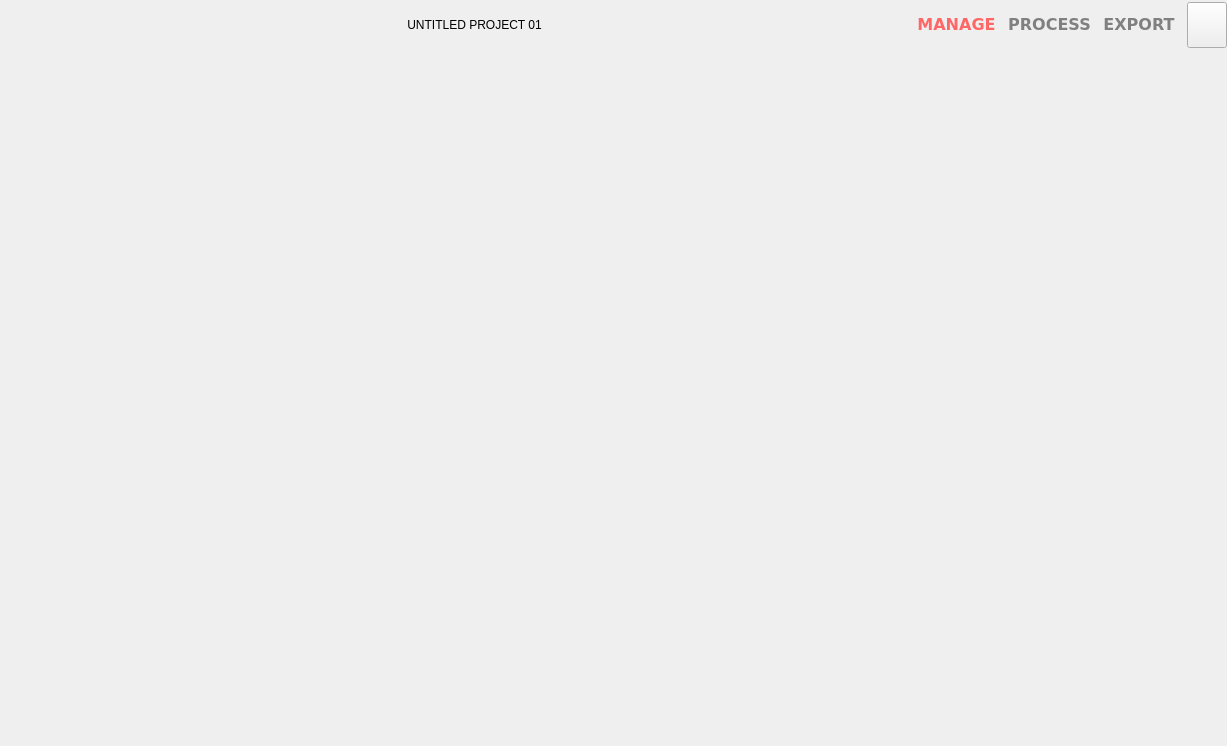
The window that Source/OpenCine/MainWindow.ui (apertus-open-source-cinema/opencine) describes before a commit, drawn with Qt 5.
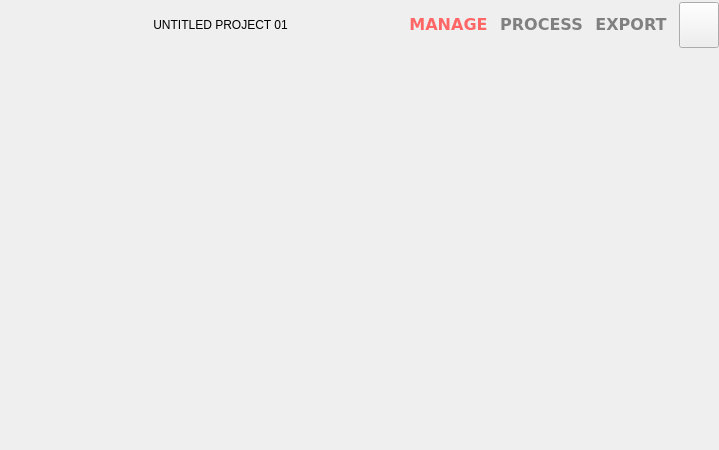
The same window after the commit. Icons and pictures are not drawn.

What changed in the file:
```diff
--- a/Source/OpenCine/MainWindow.ui
+++ b/Source/OpenCine/MainWindow.ui
@@ -6,14 +6,20 @@
    <rect>
     <x>0</x>
     <y>0</y>
-    <width>1227</width>
-    <height>746</height>
+    <width>719</width>
+    <height>450</height>
    </rect>
   </property>
   <property name="windowTitle">
    <string>_OpenCine</string>
   </property>
   <widget class="QWidget" name="centralWidget">
+   <property name="sizePolicy">
+    <sizepolicy hsizetype="Preferred" vsizetype="Preferred">
+     <horstretch>0</horstretch>
+     <verstretch>0</verstretch>
+    </sizepolicy>
+   </property>
    <layout class="QVBoxLayout" name="verticalLayout">
     <property name="spacing">
      <number>0</number>
@@ -32,6 +38,12 @@
     </property>
     <item>
      <widget class="QFrame" name="horizontalFrame_2">
+      <property name="sizePolicy">
+       <sizepolicy hsizetype="Preferred" vsizetype="Minimum">
+        <horstretch>0</horstretch>
+        <verstretch>0</verstretch>
+       </sizepolicy>
+      </property>
       <property name="maximumSize">
        <size>
         <width>16777215</width>
@@ -62,6 +74,12 @@
        </property>
        <item>
         <widget class="QPushButton" name="aboutButton">
+         <property name="sizePolicy">
+          <sizepolicy hsizetype="Minimum" vsizetype="MinimumExpanding">
+           <horstretch>0</horstretch>
+           <verstretch>0</verstretch>
+          </sizepolicy>
+         </property>
          <property name="styleSheet">
           <string notr="true">QPushButton
 {
@@ -95,13 +113,19 @@
          <property name="sizeHint" stdset="0">
           <size>
            <width>40</width>
-           <height>20</height>
+           <height>0</height>
           </size>
          </property>
         </spacer>
        </item>
        <item>
         <widget class="QLabel" name="label">
+         <property name="sizePolicy">
+          <sizepolicy hsizetype="Preferred" vsizetype="MinimumExpanding">
+           <horstretch>0</horstretch>
+           <verstretch>0</verstretch>
+          </sizepolicy>
+         </property>
          <property name="lineWidth">
           <number>0</number>
          </property>
@@ -127,7 +151,7 @@
          <property name="sizeHint" stdset="0">
           <size>
            <width>40</width>
-           <height>20</height>
+           <height>0</height>
           </size>
          </property>
         </spacer>
@@ -246,7 +270,7 @@
        <item>
         <widget class="QPushButton" name="pushButton">
          <property name="sizePolicy">
-          <sizepolicy hsizetype="Minimum" vsizetype="Expanding">
+          <sizepolicy hsizetype="Minimum" vsizetype="Minimum">
            <horstretch>0</horstretch>
            <verstretch>0</verstretch>
           </sizepolicy>
@@ -272,6 +296,21 @@
     <item>
      <widget class="QWidget" name="widget" native="true">
       <layout class="QGridLayout" name="gridLayout_3">
+       <property name="leftMargin">
+        <number>0</number>
+       </property>
+       <property name="topMargin">
+        <number>0</number>
+       </property>
+       <property name="rightMargin">
+        <number>0</number>
+       </property>
+       <property name="bottomMargin">
+        <number>0</number>
+       </property>
+       <property name="spacing">
+        <number>0</number>
+       </property>
        <item row="0" column="0">
         <widget class="QStackedWidget" name="stackedWidget">
          <property name="currentIndex">
```
